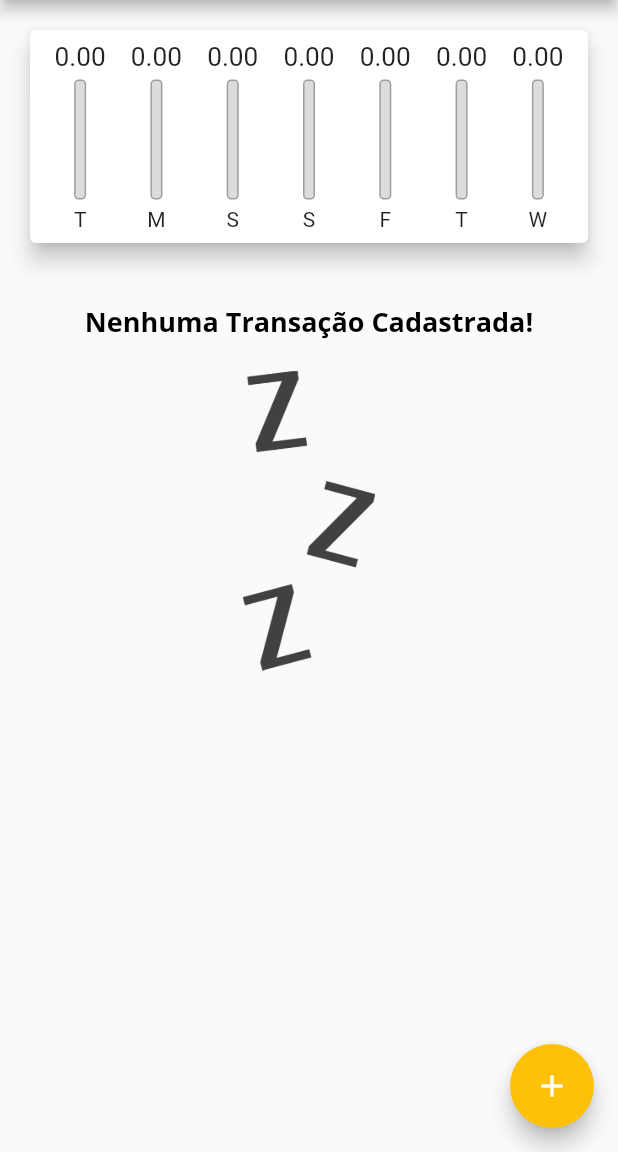
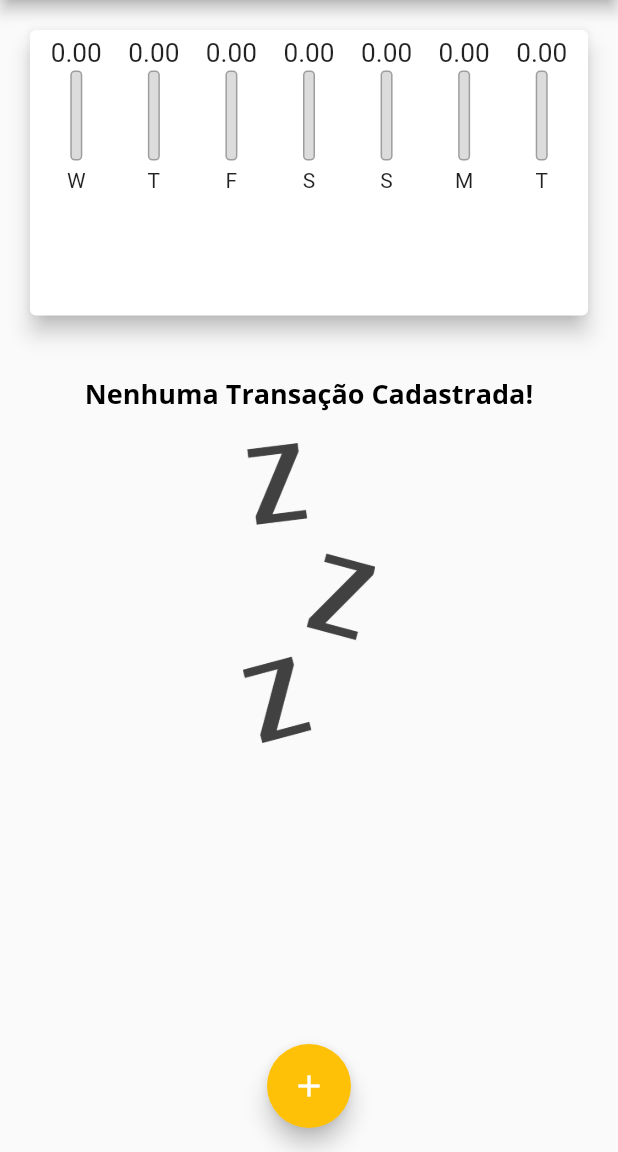
Before and after one commit to andrehahn05/ExpensesApp, a Flutter app: the screen it shows after launch, on a phone screen of 412 x 824 dp, the part 84-1236 px from its top. Run offline on Flutter 3.47's test engine with Material 2 defaults, Android fonts, the phone set to English and light mode, and no system bars.

Commit message:
calculating height

```diff
--- a/lib/components/chart.dart
+++ b/lib/components/chart.dart
@@ -30,7 +30,8 @@ class Chart extends StatelessWidget {
         'day': DateFormat.E().format(weekDay)[0],
         'value': totalSum,
       };
-    });
+    }).reversed.toList();
+
   }
 
   double get _weeckTotalValue {
@@ -44,7 +45,7 @@ class Chart extends StatelessWidget {
       elevation: 6,
       margin: const EdgeInsets.all(20),
       child: Padding(
-        padding: const EdgeInsets.all(8.0),
+        padding: const EdgeInsets.all(5.0),
         child: Row(
           mainAxisAlignment: MainAxisAlignment.spaceAround,
           children: groupedTransactions.map((tr) {
--- a/lib/components/chart_bar.dart
+++ b/lib/components/chart_bar.dart
@@ -22,9 +22,9 @@ class ChartBar extends StatelessWidget {
             child: Text('${value!.toStringAsFixed(2)}'),
           ),
         ),
-        const SizedBox(height: 5),
+        const SizedBox(height: 2),
         SizedBox(
-          height: 80,
+          height: 60,
           width: 8,
           child: Stack(
             alignment: Alignment.bottomCenter,
--- a/lib/components/transaction_list.dart
+++ b/lib/components/transaction_list.dart
@@ -11,9 +11,7 @@ class TransactionList extends StatelessWidget {
 
   @override
   Widget build(BuildContext context) {
-    return SizedBox(
-      height: 300,
-      child: transactions.isEmpty
+    return transactions.isEmpty
         ? Column(
             children: [
               const SizedBox(height: 20),
@@ -38,7 +36,7 @@ class TransactionList extends StatelessWidget {
               return Card(
                 elevation: 5,
                 margin: const EdgeInsets.symmetric(
-                    vertical: 5,
+                  vertical: 8,
                   horizontal: 5,
                 ),
                 child: ListTile(
@@ -72,7 +70,6 @@ class TransactionList extends StatelessWidget {
                 ),
               );
             },
-            ),
           );
   }
 }
--- a/lib/main.dart
+++ b/lib/main.dart
@@ -93,8 +93,7 @@ class _MyHomePageState extends State<MyHomePage> {
 
   @override
   Widget build(BuildContext context) {
-    return Scaffold(
-      appBar: AppBar(
+    final appBar = AppBar(
       title: const Text('Despesas Pessoais'),
       actions: <Widget>[
         IconButton(
@@ -102,13 +101,26 @@ class _MyHomePageState extends State<MyHomePage> {
           onPressed: () => _handleModal(context),
         ),
       ],
-      ),
+    );
+
+    final availableHeight = MediaQuery.of(context).size.height -
+        appBar.preferredSize.height -
+        MediaQuery.of(context).padding.top;
+
+    return Scaffold(
+      appBar: appBar,
       body: SingleChildScrollView(
        child: Column(
           crossAxisAlignment: CrossAxisAlignment.stretch,
           children: [
-            Chart(_recentTransactions),
-            TransactionList(_transactions, _removeTransaction),
+            SizedBox(
+              height: availableHeight * 0.3,
+              child: Chart(_recentTransactions),
+            ),
+            SizedBox(
+              height: availableHeight * 0.7,
+              child: TransactionList(_transactions, _removeTransaction),
+            ),
           ],
         ),
       ),
@@ -116,7 +128,7 @@ class _MyHomePageState extends State<MyHomePage> {
         child: Icon(Icons.add),
         onPressed: () => _handleModal(context),
       ),
-      //  floatingActionButtonLocation: FloatingActionButtonLocation.centerFloat,
+      floatingActionButtonLocation: FloatingActionButtonLocation.centerFloat,
     );
   }
 }
```
Lines whose indentation alone changed are shown as unchanged.
